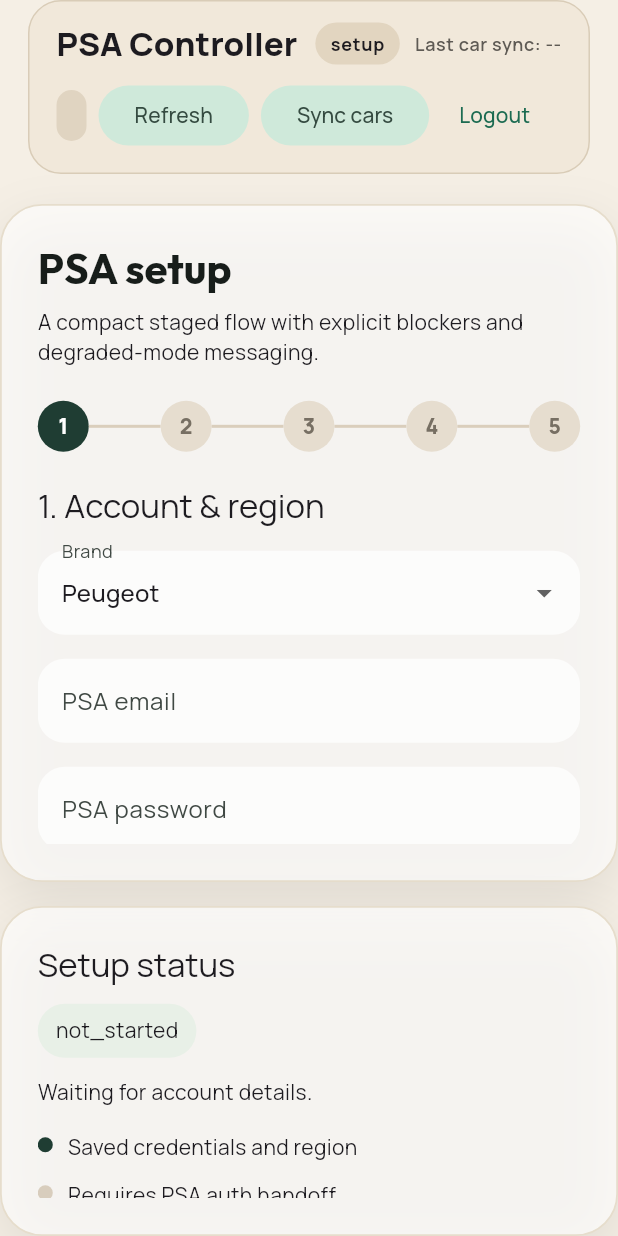
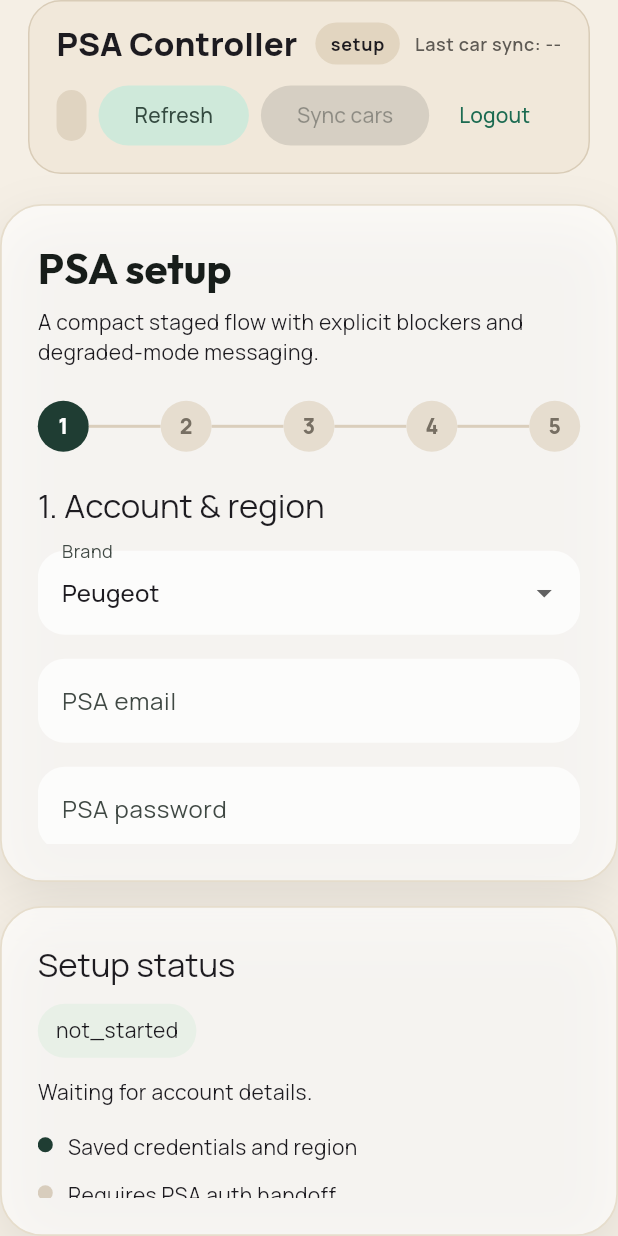
Before and after one commit to neooriginal/PSAController, a Flutter app: the DashboardScreen widget shown alone on an empty page, opened directly with empty values, on a phone screen of 412 x 824 dp. Run offline on Flutter 3.47's test engine with Material 3 defaults, Android fonts, the phone set to English and light mode, and no system bars; our stand-ins replace fl_chart, google_fonts; network calls fail.

Commit message:
Persist PSA client config and improve setup flow
Add support for a persistent config.json and merge it into runtime session data; introduce persist_client_state() to centralize saving access/refresh tokens and client config, wire PSAClient to auto-save refreshed credentials. Replace scattered session saves with persist_client_state in bridge commands. Restrict automatic sync states on the backend to only 'ready_to_sync' and 'synced'. Update setupService to clear config.json/cars.json on reset, tighten guards and user-facing messages for reauth/OTP/sync flows, and return clearer instructions when actions are attempted in the wrong state. Frontend: simplify setup-needed logic, improve step index handling for reauth links, refine copy/button labels and explanatory text, add status label/color logic and disable Sync unless app is ready, remove unused AuthEyebrow widget, and fix a typed initialization in app_controller. These changes improve credential persistence across restarts and make the onboarding/reconnect UX more robust and informative.

```diff
--- a/frontend/lib/main.dart
+++ b/frontend/lib/main.dart
@@ -294,9 +294,7 @@
   Widget build(BuildContext context) {
     final vehicle = widget.controller.selectedVehicle;
     final setupStatus = widget.controller.setupState?.status ?? 'not_started';
-    final needsSetup =
-        setupStatus == 'reauth_required' ||
-        (widget.controller.vehicles.isEmpty && setupStatus != 'synced');
+    final needsSetup = setupStatus != 'synced';
 
     return Column(
       children: [
@@ -379,6 +377,9 @@
 
   int get stepIndex {
     final status = widget.controller.setupState?.status ?? 'not_started';
+    final hasRedirectUrl =
+        (widget.controller.setupState?.redirectUrl ?? '').isNotEmpty;
+    if (status == 'reauth_required' && hasRedirectUrl) return 1;
     if (status == 'credentials_saved') return 1;
     if (status == 'connected') return 2;
     if (status == 'otp_requested') return 3;
@@ -457,7 +458,7 @@
       ScaffoldMessenger.of(context).showSnackBar(
         const SnackBar(content: Text('Link copied to clipboard.')),
       );
-    } catch (_error) {
+    } catch (error) {
       authCodeController.text = url;
       if (!mounted) {
         return;
@@ -539,6 +540,14 @@
               widget.controller.setupState?.syncMessage ??
                   'Open the PSA login page in a second tab, finish the flow, then paste the final redirect URL or just the code value.',
             ),
+            if ((widget.controller.setupState?.status ?? '') ==
+                'reauth_required') ...[
+              const SizedBox(height: 10),
+              Text(
+                'The previous PSA session expired. Complete this step again to restore live sync without resetting the rest of the app.',
+                style: Theme.of(context).textTheme.bodySmall,
+              ),
+            ],
             if (redirectUrl != null && redirectUrl.isNotEmpty) ...[
               const SizedBox(height: 16),
               Container(
@@ -622,13 +631,13 @@
                       ? null
                       : widget.controller.connectSetupAuto,
                   icon: const Icon(Icons.auto_awesome, size: 16),
-                  label: const Text('Auto-login and continue'),
+                  label: const Text('Try browser automation'),
                 ),
               ],
             ),
             const SizedBox(height: 10),
             Text(
-              'If auto-login fails (captcha/MFA/brand UI change), use manual paste above.',
+              'Browser automation is experimental and often breaks on CAPTCHA, MFA, or PSA page changes. The manual paste flow above is the reliable path.',
               style: Theme.of(context).textTheme.bodySmall,
             ),
           ],
@@ -1423,8 +1432,46 @@
 
   final AppController controller;
 
-  @override
-  Widget build(BuildContext context) {
+  static bool _canSyncCars(String status) =>
+      status == 'ready_to_sync' || status == 'synced';
+
+  static String _statusLabel(String status, bool hasVehicles) {
+    switch (status) {
+      case 'synced':
+        return 'ready';
+      case 'ready_to_sync':
+        return 'sync pending';
+      case 'otp_requested':
+        return 'otp pending';
+      case 'connected':
+        return 'pin setup';
+      case 'credentials_saved':
+        return 'auth required';
+      case 'reauth_required':
+        return 'reconnect';
+      case 'degraded':
+        return hasVehicles ? 'stale data' : 'attention';
+      default:
+        return 'setup';
+    }
+  }
+
+  static Color _statusColor(String status) {
+    switch (status) {
+      case 'synced':
+        return const Color(0xFFD8E9DE);
+      case 'reauth_required':
+      case 'degraded':
+        return const Color(0xFFFFE7D8);
+      default:
+        return const Color(0xFFE2D5C0);
+    }
+  }
+
+  @override
+  Widget build(BuildContext context) {
+    final setupStatus = controller.setupState?.status ?? 'not_started';
+
     return Container(
       padding: const EdgeInsets.symmetric(horizontal: 18, vertical: 14),
       decoration: BoxDecoration(
@@ -1466,10 +1513,10 @@
                 ),
                 decoration: BoxDecoration(
                   borderRadius: BorderRadius.circular(999),
-                  color: const Color(0xFFE2D5C0),
+                  color: _statusColor(setupStatus),
                 ),
                 child: Text(
-                  controller.vehicles.isEmpty ? 'setup' : 'ready',
+                  _statusLabel(setupStatus, controller.vehicles.isNotEmpty),
                   style: Theme.of(context).textTheme.labelMedium?.copyWith(
                     fontWeight: FontWeight.w700,
                   ),
@@ -1509,7 +1556,9 @@
                 child: const Text('Refresh'),
               ),
               FilledButton.tonal(
-                onPressed: controller.loading ? null : controller.syncVehicles,
+                onPressed: controller.loading || !_canSyncCars(setupStatus)
+                    ? null
+                    : controller.syncVehicles,
                 child: const Text('Sync cars'),
               ),
               TextButton(
@@ -1534,30 +1583,6 @@
             ],
           );
         },
-      ),
-    );
-  }
-}
-
-class _AuthEyebrow extends StatelessWidget {
-  const _AuthEyebrow({required this.label});
-
-  final String label;
-
-  @override
-  Widget build(BuildContext context) {
-    return Container(
-      padding: const EdgeInsets.symmetric(horizontal: 12, vertical: 8),
-      decoration: BoxDecoration(
-        borderRadius: BorderRadius.circular(999),
-        color: const Color(0xFFE5DAC9),
-      ),
-      child: Text(
-        label.toUpperCase(),
-        style: Theme.of(context).textTheme.labelLarge?.copyWith(
-          letterSpacing: 1.4,
-          color: const Color(0xFF5E5A54),
-        ),
       ),
     );
   }
--- a/frontend/lib/services/app_controller.dart
+++ b/frontend/lib/services/app_controller.dart
@@ -321,7 +321,7 @@
   Future<void> _loadAdminData() async {
     final keysJson =
         await _apiClient.getJson('/api/settings/mcp-keys') as List<dynamic>;
-    final auditJson = [] as List<dynamic>;
+    final auditJson = <dynamic>[];
     mcpKeys = keysJson
         .map((item) => McpKeyRecord.fromJson(item as Map<String, dynamic>))
         .toList();
```
Also changed, not shown: 3 other files.
